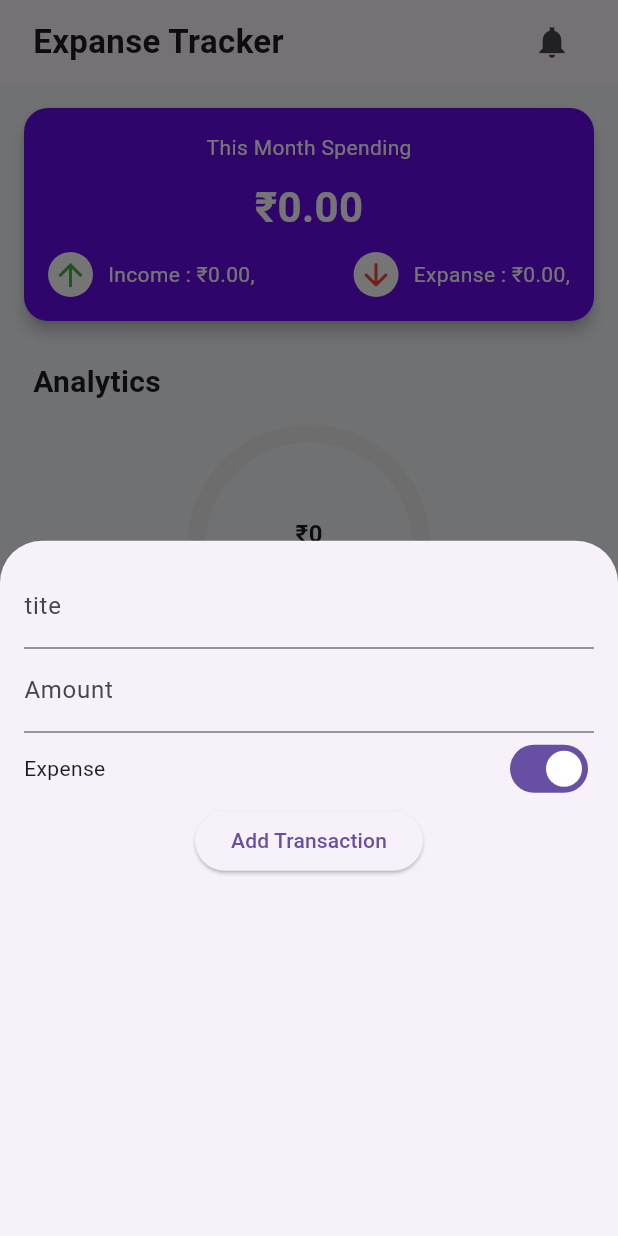
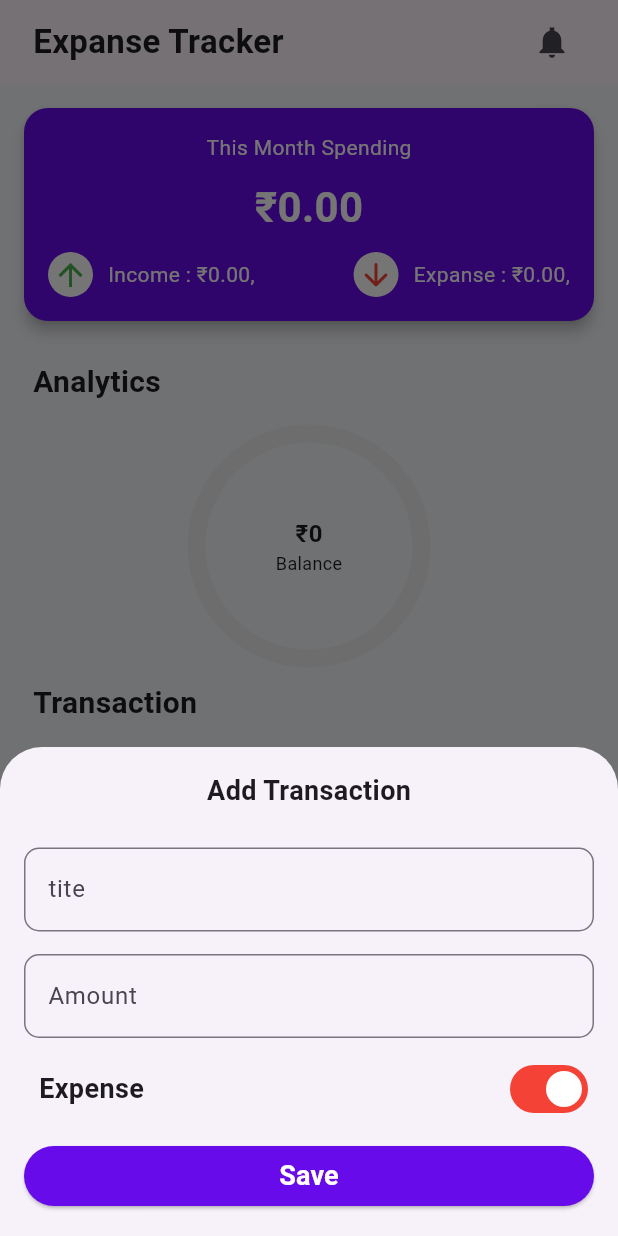
Before and after one commit to karthikragu8695/Expense-Tracker, a Flutter app: the screen it shows after launch, after a tap on the "add" icon, on a phone screen of 412 x 824 dp. Run offline on Flutter 3.47's test engine with Material 3 defaults, Android fonts, the phone set to English and light mode, and no system bars; our stand-ins replace supabase_flutter; accounts and stored records are empty.

Commit message:
feat: add expense tracking feature

```diff
--- a/lib/AddTransaction.dart
+++ b/lib/AddTransaction.dart
@@ -1,7 +1,9 @@
 import 'package:flutter/material.dart';
+import 'package:flutter/services.dart';
 
 class Addtransaction extends StatefulWidget {
   final Function(String, double, bool) addTx;
+
   const Addtransaction(this.addTx, {super.key});
 
   @override
@@ -12,33 +14,87 @@ class _MyWidgetState extends State<Addtransaction> {
   final _titleController = TextEditingController();
   final _amountController = TextEditingController();
   bool isExpense = true;
+  bool _isTouched = false;
 
-  void _submit(){
+  void _submit() {
     final enteredTitle = _titleController.text;
-    final enteredAmount  = double.tryParse(_amountController.text);
-    if (enteredTitle.isEmpty || enteredAmount == null) return;
-    widget.addTx(enteredTitle,enteredAmount,isExpense);
+    final enteredAmount = double.tryParse(_amountController.text);
+    if (enteredTitle.isEmpty || enteredAmount == null || enteredAmount <= 0) {
+      ScaffoldMessenger.of(context).showSnackBar(
+        const SnackBar(content: Text("Enter valid title & amount")),
+      );
+      return;
+    }
+    widget.addTx(enteredTitle, enteredAmount, isExpense);
     Navigator.of(context).pop();
   }
+
   @override
   Widget build(BuildContext context) {
-    return Padding(padding: const EdgeInsets.all(16),
+    return SingleChildScrollView(
+      child: Padding(
+        padding: EdgeInsets.only(
+          left: 16,
+          right: 16,
+          top: 16,
+          bottom: MediaQuery.of(context).viewInsets.bottom + 16,
+        ),
+
         child: Column(
+          mainAxisSize: MainAxisSize.min,
           children: [
+            const Text(
+              "Add Transaction",
+              style: TextStyle(fontSize: 18, fontWeight: FontWeight.bold),
+            ),
+            SizedBox(height: 25),
             TextField(
               controller: _titleController,
-          decoration: const InputDecoration(labelText: "tite"),
+              keyboardType: TextInputType.name,
+              onChanged: (_) {
+                setState(() {
+                  _isTouched = true;
+                }); // 🔥 refresh UI
+              },
+              decoration: InputDecoration(
+                labelText: "tite",
+                errorText: _isTouched && _titleController.text.isEmpty
+                    ? 'Enter a title'
+                    : null,
+                border: OutlineInputBorder(
+                  borderRadius: BorderRadius.circular(10),
                 ),
+              ),
+            ),
+            SizedBox(height: 15),
             TextField(
               controller: _amountController,
-          decoration: const InputDecoration(labelText: 'Amount'),
+              keyboardType: TextInputType.number,
+              style: const TextStyle(fontWeight: FontWeight.bold),
+              decoration: InputDecoration(
+                labelText: 'Amount',
+                prefixText: '₹ ',
+                prefixStyle: const TextStyle(
+                  color: Colors.grey,
+                  fontWeight: FontWeight.bold,
                 ),
+                border: OutlineInputBorder(
+                  borderRadius: BorderRadius.circular(10),
+                ),
+              ),
+            ),
+            SizedBox(height: 10,),
             Row(
               mainAxisAlignment: MainAxisAlignment.spaceBetween,
               children: [
-            const Text('Expense'),
+                Padding(
+                  padding: const EdgeInsets.symmetric(horizontal: 10),
+                  child: Text(isExpense ? 'Expense' : 'Income',style: TextStyle(fontWeight: FontWeight.bold,fontSize: 18),),
+                ),
                 Switch(
                   value: isExpense,
+                  activeColor: Colors.white,
+                  activeTrackColor: isExpense ? Colors.red : Colors.green,
                   onChanged: (val) {
                     setState(() {
                       isExpense = val;
@@ -47,8 +103,20 @@ class _MyWidgetState extends State<Addtransaction> {
                 ),
               ],
             ),
-        ElevatedButton(onPressed: _submit, child: const Text('Add Transaction'))
+            SizedBox(height: 10,),
+            SizedBox(
+              width: double.infinity,
+              child: ElevatedButton(
+                onPressed: _submit,
+                child: Text('Save', style: TextStyle(color: Colors.white,fontWeight: FontWeight.bold,fontSize: 18)),
+                style: ElevatedButton.styleFrom(
+                  backgroundColor: Color.fromARGB(255, 104, 11, 234),
+                ),
+              ),
+            ),
           ],
-    ),);
+        ),
+      ),
+    );
   }
 }
--- a/lib/Profile_page.dart
+++ b/lib/Profile_page.dart
@@ -1,45 +1,105 @@
-import 'package:expanse_tracker/login/login.dart';
 import 'package:flutter/material.dart';
-import 'package:supabase_flutter/supabase_flutter.dart';
 
-class ProfilePage extends StatefulWidget {
+class ProfilePage extends StatelessWidget {
   const ProfilePage({super.key});
 
   @override
-  State<ProfilePage> createState() => _ProfilePageState();
-}
+  Widget build(BuildContext context) {
+    return Scaffold(
+      backgroundColor: const Color(0xFFF5F7FA),
 
-class _ProfilePageState extends State<ProfilePage> {
-  @override
-  Widget build(BuildContext context) {
-    return Padding(
-      padding: const EdgeInsets.all(12.0),
-      child: Column(
-        mainAxisAlignment: MainAxisAlignment.center,
+      appBar: AppBar(
+        title: const Text("Profile"),
+        centerTitle: true,
+        backgroundColor: const Color(0xFFF5F7FA),
+      ),
+
+      body: Column(
         children: [
-          Row(
-            children: [
-              IconButton(
-                onPressed: () {
-                  final session = Supabase.instance.client.auth.signOut();
-                 Navigator.push(context, MaterialPageRoute(builder: (_)=>LoginPage()));
-                },
-                icon: Icon(Icons.logout),
+          const SizedBox(height: 20),
 
+          // 👤 Profile Card
+          Card(
+            margin: const EdgeInsets.symmetric(horizontal: 16),
+            shape: RoundedRectangleBorder(
+              borderRadius: BorderRadius.circular(16),
+            ),
+            elevation: 3,
+            child: Padding(
+              padding: const EdgeInsets.all(16),
+              child: Row(
+                children: [
+                  // Avatar
+                  CircleAvatar(
+                    radius: 35,
+                    backgroundColor: Colors.deepPurple,
+                    child: const Icon(
+                      Icons.person,
+                      size: 40,
+                      color: Colors.white,
+                    ),
+                  ),
+
+                  const SizedBox(width: 15),
+
+                  // Name + Email
+                  Column(
+                    crossAxisAlignment: CrossAxisAlignment.start,
+                    children: const [
+                      Text(
+                        "Karthik R",
+                        style: TextStyle(
+                          fontSize: 18,
+                          fontWeight: FontWeight.bold,
+                        ),
+                      ),
+                      SizedBox(height: 5),
+                      Text(
+                        "karthik@email.com",
+                        style: TextStyle(color: Colors.grey),
+                      ),
+                    ],
+                  ),
+                ],
               ),
-              Text(
-                'Logout',
-                style: TextStyle(
-                  fontWeight: FontWeight.bold,
-                  fontFamily: "Poppins",
-                  fontSize: 20,
-                ),
-              ),
+            ),
+          ),
 
-            ],
+          const SizedBox(height: 20),
+
+          // ⚙️ Options List
+          Expanded(
+            child: ListView(
+              children: [
+                _buildTile(Icons.person, "Edit Profile"),
+                _buildTile(Icons.lock, "Change Password"),
+                _buildTile(Icons.notifications, "Notifications"),
+                _buildTile(Icons.help, "Help & Support"),
+
+                const SizedBox(height: 10),
+
+                _buildTile(Icons.logout, "Logout", isLogout: true),
+              ],
+            ),
           ),
         ],
       ),
     );
   }
+
+  // 🔹 Reusable ListTile
+  Widget _buildTile(IconData icon, String title, {bool isLogout = false}) {
+    return ListTile(
+      leading: Icon(icon, color: isLogout ? Colors.red : Colors.black),
+      title: Text(
+        title,
+        style: TextStyle(
+          color: isLogout ? Colors.red : Colors.black,
+          fontWeight: FontWeight.w500,
+        ),
+      ),
+      trailing: const Icon(Icons.arrow_forward_ios, size: 16),
+      onTap: () {},
+    );
+  }
 }
--- a/lib/home_page.dart
+++ b/lib/home_page.dart
@@ -30,7 +30,7 @@ class _HomePageState extends State<HomePage> {
 
   @override
   Widget build(BuildContext context) {
-    final pages = [HomeContent(), ProfilePage(),ProfilePage()];
+    final pages = [HomeContent(),ProfilePage()];
 
     return Scaffold(
       backgroundColor: const Color(0xFFF5F7FA),
@@ -39,6 +39,7 @@ class _HomePageState extends State<HomePage> {
       body: IndexedStack(index: _selectIndex, children: pages),
 
       bottomNavigationBar: BottomNavigationBar(
+        backgroundColor: const Color(0xFFF5F7FA),
         currentIndex: _selectIndex,
         onTap: (index) {
           setState(() {
@@ -47,10 +48,10 @@ class _HomePageState extends State<HomePage> {
         },
         items: const [
           BottomNavigationBarItem(icon: Icon(Icons.home), label: 'Home'),
-          BottomNavigationBarItem(
-            icon: Icon(Icons.analytics),
-            label: 'Analytics',
-          ),
+          // BottomNavigationBarItem(
+          //   icon: Icon(Icons.analytics),
+          //   label: 'Analytics',
+          // ),
           BottomNavigationBarItem(icon: Icon(Icons.person), label: 'Profile'),
         ],
       ),
```
Lines whose indentation alone changed are shown as unchanged.
